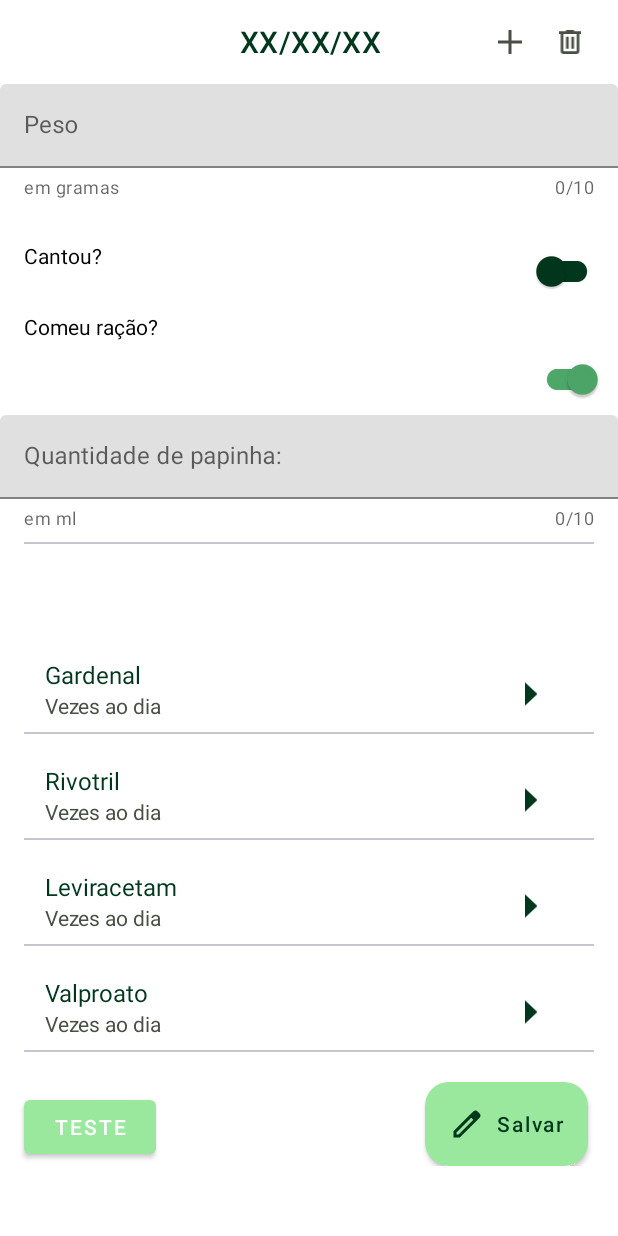
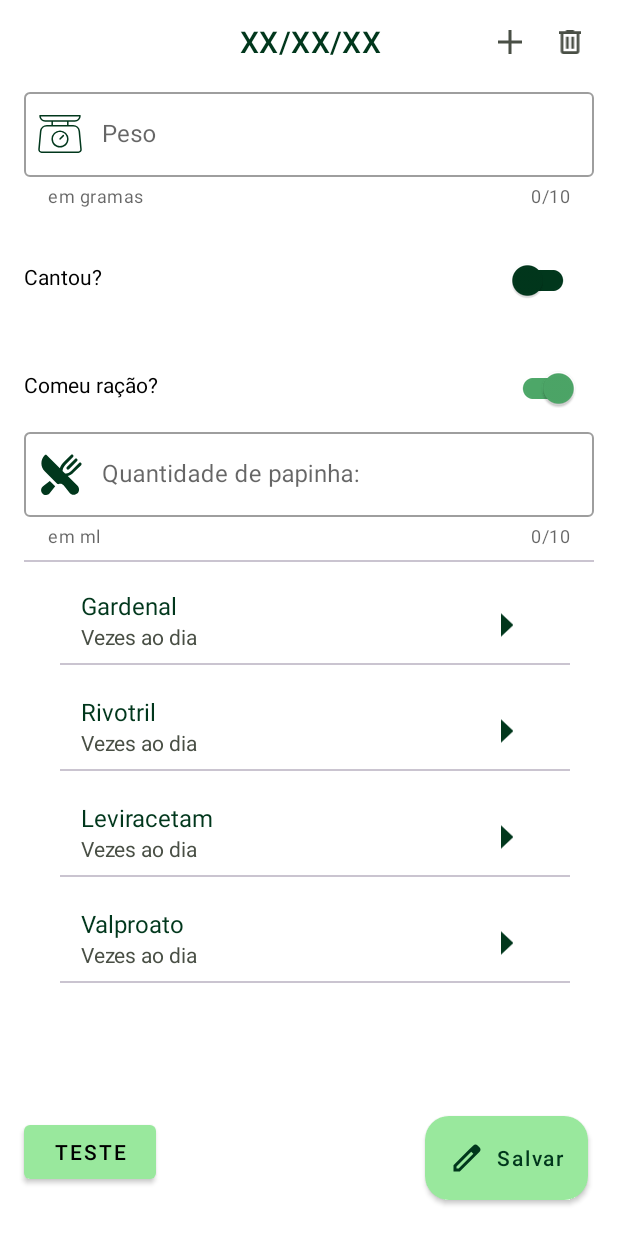
Before and after one commit to heloisa-cardillo/JuliusTracker, an Android app: the FormFragment screen opened through its navigation route, on a phone screen of 412 x 824 dp. Run offline under Robolectric (Android 15) with nearby library versions, the phone set to English and light mode, and no system bars.

Commit message:
fragment_form corrected and stylized TextInput

```diff
--- /dev/null
+++ b/JuliusTracker/app/src/main/res/drawable/baby_food.xml
@@ -0,0 +1,15 @@
+<vector xmlns:android="http://schemas.android.com/apk/res/android"
+    android:width="32dp"
+    android:height="32dp"
+    android:viewportWidth="32"
+    android:viewportHeight="32">
+  <path
+      android:fillColor="@color/cardin_green"
+      android:pathData="M20.6,12.8c0.2,0.2 0.5,0.3 0.7,0.3s0.5,-0.1 0.7,-0.3l5.4,-5.4c0.4,-0.4 0.4,-1 0,-1.4s-1,-0.4 -1.4,0l-5.4,5.4C20.2,11.8 20.2,12.4 20.6,12.8z"/>
+  <path
+      android:fillColor="@color/cardin_green"
+      android:pathData="M30.1,10.1c0.4,-0.4 0.4,-1 0,-1.4s-1,-0.4 -1.4,0l-4.9,4.9c-1.3,1.3 -2.5,2 -3.7,2c-0.2,0 -0.5,0 -0.7,0.1L17.7,14c0,-0.2 0.1,-0.5 0.1,-0.7c0.1,-1.1 0.8,-2.4 2,-3.7l4.9,-4.9c0.4,-0.4 0.4,-1 0,-1.4s-1,-0.4 -1.4,0l-4.9,4.9c-1.3,1.3 -2.1,2.7 -2.5,4L7.2,3.5c-0.4,-0.4 -1,-0.4 -1.4,0c-2.9,2.9 -2.9,7.7 0,10.7l8.3,8.3c0.3,0.3 0.7,0.4 1.1,0.2c1.1,-0.5 2.4,-0.2 3.2,0.8l4.1,5.1c0.6,0.8 1.5,1.2 2.5,1.3c0.1,0 0.1,0 0.2,0c0.9,0 1.8,-0.4 2.5,-1c0.7,-0.7 1,-1.5 1,-2.5s-0.4,-1.8 -1,-2.5l-6.5,-6.5c1.3,-0.3 2.7,-1.1 4,-2.5L30.1,10.1z"/>
+  <path
+      android:fillColor="@color/cardin_green"
+      android:pathData="M4.7,24.2c-0.7,0.6 -1.2,1.4 -1.3,2.3c-0.1,0.9 0.3,1.8 0.9,2.5C4.9,29.7 5.7,30 6.6,30c0.1,0 0.2,0 0.2,0c0.9,-0.1 1.8,-0.5 2.3,-1.2l3.7,-4.6l-3.6,-3.6L4.7,24.2z"/>
+</vector>
--- /dev/null
+++ b/JuliusTracker/app/src/main/res/drawable/balance.xml
@@ -0,0 +1,15 @@
+<vector xmlns:android="http://schemas.android.com/apk/res/android"
+    android:width="32dp"
+    android:height="32dp"
+    android:viewportWidth="64"
+    android:viewportHeight="64">
+  <path
+      android:fillColor="@color/cardin_green"
+      android:pathData="M58.76,28.34a9.24,9.24 0,0 0,-9.21 -8.28L43.41,20.06L43.41,15.68h8.34a8,8 0,0 0,7.94 -7.94,1 1,0 0,0 -1,-1L5.31,6.74a1,1 0,0 0,-1 1,8 8,0 0,0 7.94,7.94h8.34v4.38L14.45,20.06a9.24,9.24 0,0 0,-9.21 8.29L3,52.38a4.43,4.43 0,0 0,4.38 4.88L56.59,57.26A4.41,4.41 0,0 0,61 52.4ZM6.4,8.74L57.61,8.74a6,6 0,0 1,-5.86 4.94L12.25,13.68A5.94,5.94 0,0 1,6.4 8.74ZM22.59,15.68L41.41,15.68v4.38L22.59,20.06ZM58.38,54.46a2.34,2.34 0,0 1,-1.79 0.8L7.41,55.26A2.41,2.41 0,0 1,5 52.58l2.21,-24a7.24,7.24 0,0 1,7.22 -6.49h35.1a7.24,7.24 0,0 1,7.22 6.48L59,52.6A2.36,2.36 0,0 1,58.38 54.46Z"/>
+  <path
+      android:fillColor="@color/cardin_green"
+      android:pathData="M32,27.25A11.42,11.42 0,0 0,20.59 38.66c0.63,15.14 22.2,15.13 22.82,0A11.42,11.42 0,0 0,32 27.25ZM32,48.07a9.42,9.42 0,0 1,-9.41 -9.41c0.51,-12.48 18.31,-12.48 18.82,0A9.42,9.42 0,0 1,32 48.07Z"/>
+  <path
+      android:fillColor="@color/light_green"
+      android:pathData="M35.76,33.48 L31.29,38A1,1 0,0 0,32 39.66a1,1 0,0 0,0.71 -0.29l4.47,-4.47A1,1 0,0 0,35.76 33.48Z"/>
+</vector>
--- /dev/null
+++ b/JuliusTracker/app/src/main/res/drawable/edit_text.xml
@@ -0,0 +1,16 @@
+<?xml version="1.0" encoding="utf-8"?>
+<selector xmlns:android="http://schemas.android.com/apk/res/android">
+<item android:state_enabled="true" android:state_focused="true">
+ <shape android:shape="rectangle">
+     <solid android:color="@color/white"/>
+     <corners android:radius="10dp"/>
+ </shape>
+</item>
+
+    <item android:state_enabled="true">
+        <shape android:shape="rectangle">
+            <corners android:radius="10dp"/>
+            <stroke android:color="@color/cardin_green" android:width="1dp"/>
+        </shape>
+    </item>
+</selector>
--- a/JuliusTracker/app/src/main/res/layout/fragment_form.xml
+++ b/JuliusTracker/app/src/main/res/layout/fragment_form.xml
@@ -1,5 +1,5 @@
 <?xml version="1.0" encoding="utf-8"?>
-<ScrollView xmlns:android="http://schemas.android.com/apk/res/android"
+<androidx.constraintlayout.widget.ConstraintLayout xmlns:android="http://schemas.android.com/apk/res/android"
     xmlns:app="http://schemas.android.com/apk/res-auto"
     xmlns:tools="http://schemas.android.com/tools"
     android:layout_width="match_parent"
@@ -7,9 +7,6 @@
     android:orientation="vertical"
     tools:context=".FormFragment">
 
-    <androidx.constraintlayout.widget.ConstraintLayout
-        android:layout_width="match_parent"
-        android:layout_height="match_parent">
 
     <androidx.appcompat.widget.Toolbar
         android:id="@+id/toolbarD"
@@ -41,19 +38,60 @@
         app:layout_constraintEnd_toStartOf="@id/trash"
         app:layout_constraintTop_toTopOf="@id/toolbarD" />
 
+    <Button
+        android:id="@+id/save_button"
+        android:layout_width="wrap_content"
+        android:layout_height="56dp"
+        android:layout_marginTop="10dp"
+        android:layout_marginEnd="20dp"
+        android:layout_marginBottom="24dp"
+        android:background="@drawable/save_button"
+        android:backgroundTint="@color/light_green"
+        android:drawableLeft="@drawable/save_icon"
+        android:text="Salvar"
+        android:textAllCaps="false"
+        android:textColor="@color/cardin_green"
+        app:layout_constraintBottom_toBottomOf="parent"
+        app:layout_constraintEnd_toEndOf="parent" />
+
+    <Button
+        android:id="@+id/teste"
+        android:layout_width="wrap_content"
+        android:layout_height="wrap_content"
+        android:layout_marginStart="16dp"
+        android:layout_marginBottom="32dp"
+        android:text="Teste"
+        android:textColor="@color/black"
+        app:layout_constraintBottom_toBottomOf="parent"
+        app:layout_constraintStart_toStartOf="parent" />
+
+    <ScrollView
+        android:layout_width="match_parent"
+        android:layout_height="wrap_content"
+        android:layout_marginStart="16dp"
+        android:layout_marginEnd="16dp"
+        app:layout_constraintEnd_toEndOf="parent"
+        app:layout_constraintStart_toStartOf="parent"
+        app:layout_constraintTop_toBottomOf="@id/toolbarD">
+
+        <androidx.constraintlayout.widget.ConstraintLayout
+            android:layout_width="match_parent"
+            android:layout_height="match_parent">
 
             <com.google.android.material.textfield.TextInputLayout
                 android:id="@+id/peso2"
-            style="@style/ThemeOverlay.Material3.TextInputEditText.FilledBox"
+                style="@style/Widget.MaterialComponents.TextInputLayout.OutlinedBox"
                 android:layout_width="match_parent"
-            android:layout_height="wrap_content"
+                android:layout_height="match_parent"
                 android:hint="Peso"
+                app:startIconDrawable="@drawable/balance"
                 app:counterEnabled="true"
                 app:counterMaxLength="10"
                 app:helperText="em gramas"
                 app:layout_constraintEnd_toEndOf="parent"
                 app:layout_constraintStart_toStartOf="parent"
-            app:layout_constraintTop_toBottomOf="@id/toolbarD">
+                app:layout_constraintTop_toTopOf="parent"
+                app:startIconTint="@color/cardin_green">
 
                 <com.google.android.material.textfield.TextInputEditText
                     android:layout_width="match_parent"
@@ -90,42 +128,41 @@
                 android:id="@+id/cantou"
                 android:layout_width="wrap_content"
                 android:layout_height="wrap_content"
-            android:layout_marginStart="16dp"
-            android:layout_marginTop="28dp"
+                android:layout_marginTop="12dp"
                 android:text="Cantou?"
                 android:textColor="@color/black"
                 android:textSize="14sp"
                 app:layout_constraintStart_toStartOf="parent"
-            app:layout_constraintTop_toBottomOf="@id/peso2" />
+                app:layout_constraintTop_toTopOf="@id/switch1" />
+
 
             <TextView
                 android:id="@+id/comeuracao"
                 android:layout_width="wrap_content"
                 android:layout_height="wrap_content"
-            android:layout_marginStart="16dp"
-            android:layout_marginTop="28dp"
+                android:layout_marginTop="12dp"
                 android:text="Comeu ração?"
                 android:textColor="@color/black"
                 android:textSize="14sp"
                 app:layout_constraintStart_toStartOf="parent"
-            app:layout_constraintTop_toBottomOf="@id/cantou" />
-
+                app:layout_constraintTop_toTopOf="@id/switch2" />
 
             <com.google.android.material.textfield.TextInputLayout
                 android:id="@+id/qtdpapa"
-            style="@style/ThemeOverlay.Material3.TextInputEditText.FilledBox"
+                style="@style/Widget.MaterialComponents.TextInputLayout.OutlinedBox"
                 android:layout_width="match_parent"
                 android:layout_height="wrap_content"
                 android:hint="Quantidade de papinha:"
                 android:textColor="@color/cabbage_pont"
                 android:textSize="12sp"
+                app:startIconDrawable="@drawable/baby_food"
                 app:counterEnabled="true"
                 app:counterMaxLength="10"
                 app:helperText="em ml"
+                app:startIconTint="@color/cardin_green"
                 app:layout_constraintEnd_toEndOf="parent"
                 app:layout_constraintStart_toStartOf="parent"
                 app:layout_constraintTop_toBottomOf="@id/switch2">
-
                 <com.google.android.material.textfield.TextInputEditText
                     android:layout_width="match_parent"
                     android:layout_height="wrap_content" />
@@ -136,9 +173,7 @@
                 android:id="@+id/linha3"
                 android:layout_width="match_parent"
                 android:layout_height="1dp"
-            android:layout_marginStart="16dp"
                 android:layout_marginTop="8dp"
-            android:layout_marginEnd="16dp"
                 android:background="@color/gray_suit"
                 app:layout_constraintStart_toStartOf="parent"
                 app:layout_constraintTop_toBottomOf="@id/qtdpapa" />
@@ -150,35 +185,10 @@
                 app:layout_constraintBottom_toBottomOf="parent"
                 app:layout_constraintEnd_toEndOf="parent"
                 app:layout_constraintStart_toStartOf="parent"
-            app:layout_constraintTop_toBottomOf="@id/linha3" />
-
-        <Button
-            android:id="@+id/save_button"
-            android:layout_width="wrap_content"
-            android:layout_height="56dp"
-            android:layout_marginTop="10dp"
-            android:layout_marginEnd="20dp"
-            app:layout_constraintEnd_toEndOf="parent"
-            app:layout_constraintTop_toBottomOf="@id/rv_remedio"
-            android:background="@drawable/save_button"
-            android:backgroundTint="@color/light_green"
-            android:drawableLeft="@drawable/save_icon"
-            android:text="Salvar"
-            android:textAllCaps="false"
-            android:textColor="@color/cardin_green"/>
-
-        <Button
-            android:id="@+id/teste"
-            android:layout_width="wrap_content"
-            android:layout_height="wrap_content"
-            android:layout_marginStart="16dp"
-            android:layout_marginTop="16dp"
-            android:text="Teste"
-            app:layout_constraintStart_toStartOf="parent"
-            app:layout_constraintTop_toBottomOf="@id/rv_remedio" />
-
+                app:layout_constraintTop_toBottomOf="@id/linha3"
+                android:layout_marginStart="8dp"
+                android:layout_marginTop="8dp"/>
+        </androidx.constraintlayout.widget.ConstraintLayout>
+    </ScrollView>
 
 </androidx.constraintlayout.widget.ConstraintLayout>
-
-
-</ScrollView>
--- a/JuliusTracker/app/src/main/res/values-night/themes.xml
+++ b/JuliusTracker/app/src/main/res/values-night/themes.xml
@@ -8,7 +8,7 @@
         <!-- Secondary brand color. -->
         <item name="colorSecondary">@color/teal_200</item>
         <item name="colorSecondaryVariant">@color/teal_200</item>
-        <item name="colorOnSecondary">@color/black</item>
+        <item name="colorOnSecondary">@color/cardin_green</item>
         <!-- Status bar color. -->
         <item name="android:statusBarColor">?attr/colorPrimaryVariant</item>
         <!-- Customize your theme here. -->
--- a/JuliusTracker/app/src/main/res/values/themes.xml
+++ b/JuliusTracker/app/src/main/res/values/themes.xml
@@ -8,7 +8,7 @@
         <!-- Secondary brand color. -->
         <item name="colorSecondary">@color/cardin_green</item>
         <item name="colorSecondaryVariant">@color/teal_700</item>
-        <item name="colorOnSecondary">@color/black</item>
+        <item name="colorOnSecondary">@color/cardin_green</item>
         <item name="colorSwitchThumbNormal">@color/cardin_green</item>
         <!-- Status bar color. -->
         <item name="android:statusBarColor">?attr/colorPrimaryVariant</item>
```
Lines whose indentation alone changed are shown as unchanged.
